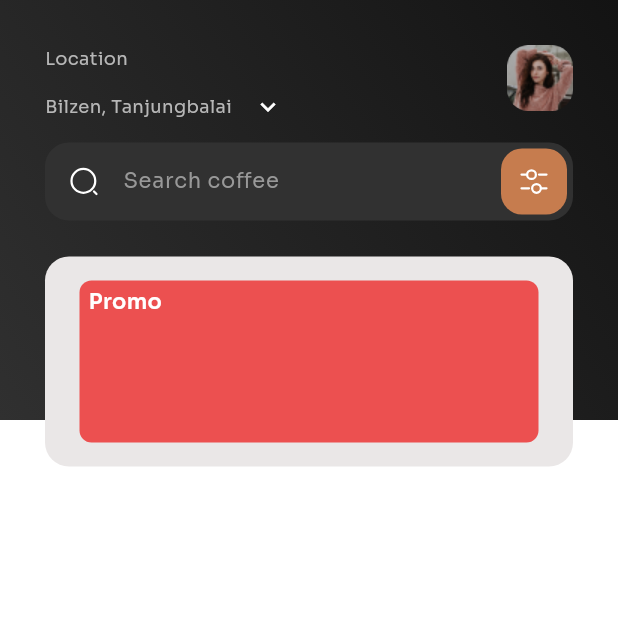
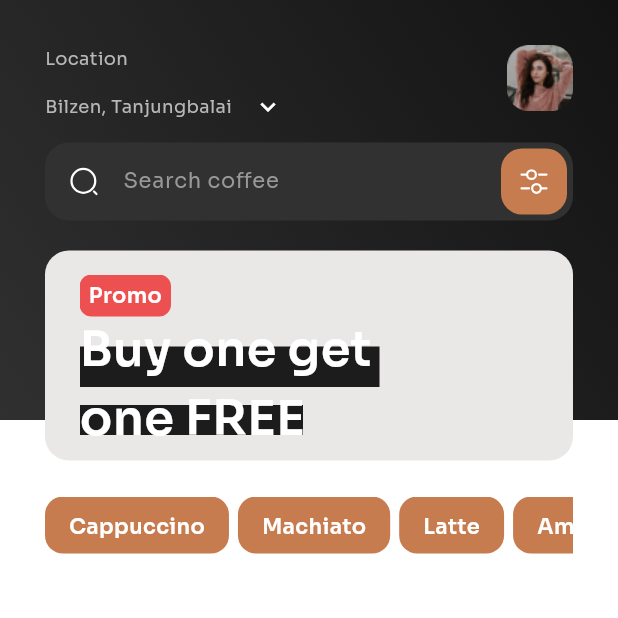
Before and after one commit to onaya7/Coffie, a Flutter app: the HomeScreen screen opened by its route, on a phone screen of 412 x 824 dp, the top half of it. Run offline on Flutter 3.47's test engine with Material 3 defaults, Android fonts, the light colour scheme and no system bars; our stand-ins replace flutter_svg.

Commit message:
Refactor home_screen.dart layout

```diff
--- a/lib/pages/home_screen.dart
+++ b/lib/pages/home_screen.dart
@@ -123,9 +123,10 @@ class HomeScreen extends StatelessWidget {
                     ),
 
                     const SizedBox(
-                      height: 24,
+                      height: 20,
                     ),
 
+                    // promo container
                     Container(
                       width: w,
                       height: 140,
@@ -135,7 +136,12 @@ class HomeScreen extends StatelessWidget {
                       child: Padding(
                         padding: const EdgeInsets.symmetric(
                             horizontal: 23, vertical: 16),
-                        child: Container(
+                        child: Stack(
+                          children: <Widget>[
+                            Column(
+                              crossAxisAlignment: CrossAxisAlignment.start,
+                              children: [
+                                Container(
                                   padding: const EdgeInsets.symmetric(
                                       horizontal: 6, vertical: 4),
                                   decoration: BoxDecoration(
@@ -150,8 +156,112 @@ class HomeScreen extends StatelessWidget {
                                         fontWeight: FontWeight.w600),
                                   ),
                                 ),
+                                const SizedBox(
+                                  height: 20,
+                                ),
+                                Container(
+                                  width: 200,
+                                  height: 27,
+                                  decoration: const BoxDecoration(
+                                      color: Color(0xFF1C1C1C)),
+                                ),
+                                const SizedBox(
+                                  height: 12,
+                                ),
+                                Container(
+                                  width: 149,
+                                  height: 20,
+                                  decoration: const BoxDecoration(
+                                      color: Color(0xFF1C1C1C)),
+                                ),
+                              ],
+                            ),
+                            // Buy one get one FREE
+                            const Positioned(
+                              top: 27,
+                              child: SizedBox(
+                                  width: 203,
+                                  child: Text(
+                                    "Buy one get one FREE",
+                                    style: TextStyle(
+                                        color: Colors.white,
+                                        fontSize: 32,
+                                        fontWeight: FontWeight.w600),
+                                  )),
+                            )
+                          ],
                         ),
                       ),
+                    ),
+
+                    const SizedBox(
+                      height: 24,
+                    ),
+                    // listview
+                    SizedBox(
+                      width: w,
+                      height: 38,
+                      child: ListView(
+                        scrollDirection: Axis.horizontal,
+                        children: <Widget>[
+                          Container(
+                            padding: const EdgeInsets.symmetric(
+                                horizontal: 16, vertical: 10),
+                            decoration: BoxDecoration(
+                                color: const Color(0xFFC67C4E),
+                                borderRadius: BorderRadius.circular(12)),
+                            // Cappuccino
+                            child: const Text("Cappuccino",
+                                style: TextStyle(
+                                    color: Colors.white,
+                                    fontSize: 14,
+                                    fontWeight: FontWeight.w600)),
+                          ),
+                          const SizedBox(width: 6),
+                          Container(
+                            padding: const EdgeInsets.symmetric(
+                                horizontal: 16, vertical: 10),
+                            decoration: BoxDecoration(
+                                color: const Color(0xFFC67C4E),
+                                borderRadius: BorderRadius.circular(12)),
+                            // Machiato
+                            child: const Text("Machiato",
+                                style: TextStyle(
+                                    color: Colors.white,
+                                    fontSize: 14,
+                                    fontWeight: FontWeight.w600)),
+                          ),
+                          const SizedBox(width: 6),
+                          Container(
+                            padding: const EdgeInsets.symmetric(
+                                horizontal: 16, vertical: 10),
+                            decoration: BoxDecoration(
+                                color: const Color(0xFFC67C4E),
+                                borderRadius: BorderRadius.circular(12)),
+                            // Latte
+                            child: const Text("Latte",
+                                style: TextStyle(
+                                    color: Colors.white,
+                                    fontSize: 14,
+                                    fontWeight: FontWeight.w600)),
+                          ),
+                          const SizedBox(width: 6),
+                          Container(
+                            padding: const EdgeInsets.symmetric(
+                                horizontal: 16, vertical: 10),
+                            decoration: BoxDecoration(
+                                color: const Color(0xFFC67C4E),
+                                borderRadius: BorderRadius.circular(12)),
+                            // Americano
+                            child: const Text("Americano",
+                                style: TextStyle(
+                                    color: Colors.white,
+                                    fontSize: 14,
+                                    fontWeight: FontWeight.w600)),
+                          ),
+                        ],
+                      ),
+                    )
                   ],
                 ),
               ),
```
Lines whose indentation alone changed are shown as unchanged.
